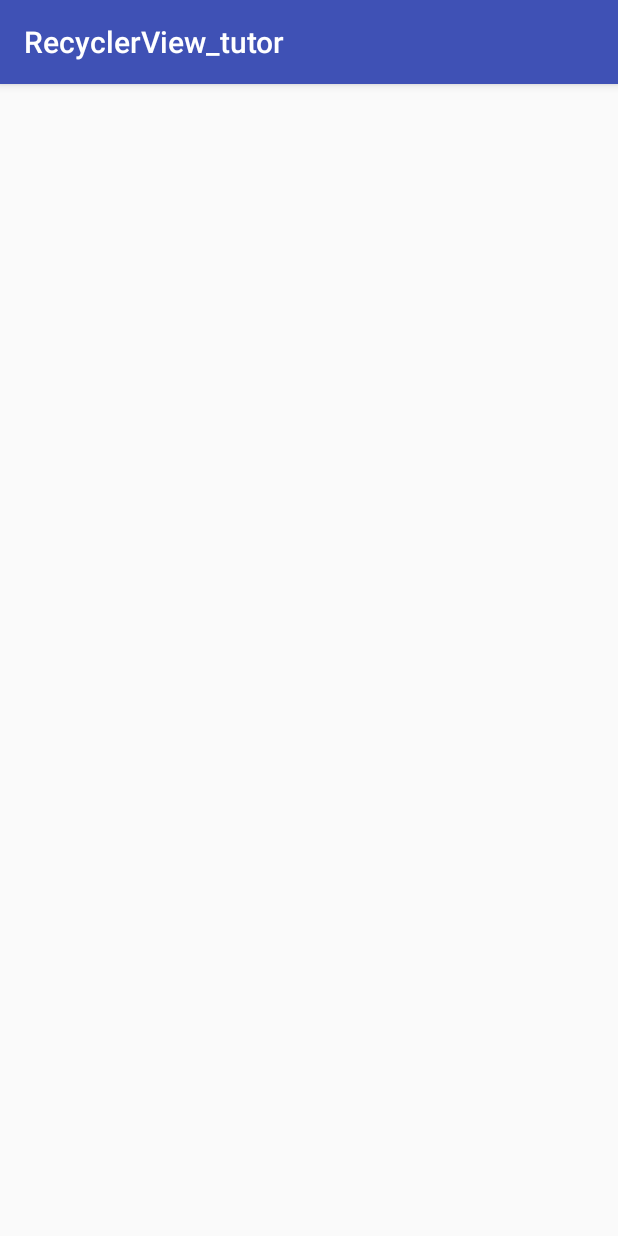
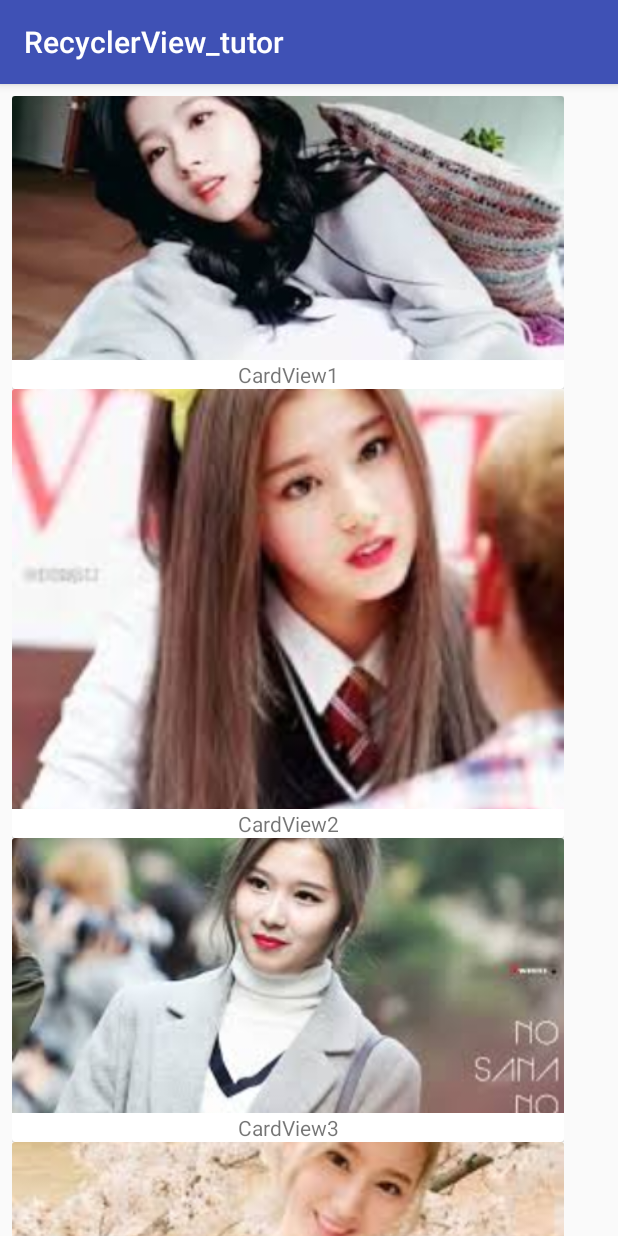
Before and after one commit to clucle/Android, an Android app: the screen it shows after launch (MainActivity), on a phone screen of 412 x 824 dp. Run offline under Robolectric (Android 15) with nearby library versions, the light colour scheme and no system bars.

Commit message:
feat: update Main activity, add resouce
사나가 recycler view로 나오니 사나없이 사나마나

```diff
--- a/RecyclerView_tutor/app/src/main/java/com/devandroid/clucle/recyclerview_tutor/MainActivity.java
+++ b/RecyclerView_tutor/app/src/main/java/com/devandroid/clucle/recyclerview_tutor/MainActivity.java
@@ -1,13 +1,123 @@
 package com.devandroid.clucle.recyclerview_tutor;
 
+import android.content.Context;
 import android.support.v7.app.AppCompatActivity;
 import android.os.Bundle;
+import android.support.v7.widget.LinearLayoutManager;
+import android.support.v7.widget.RecyclerView;
+import android.support.v7.widget.StaggeredGridLayoutManager;
+import android.view.LayoutInflater;
+import android.view.View;
+import android.view.ViewGroup;
+import android.view.animation.Animation;
+import android.view.animation.AnimationUtils;
+import android.widget.ImageView;
+import android.widget.TextView;
+
+import java.util.ArrayList;
 
 public class MainActivity extends AppCompatActivity {
 
-    @Override
+    Context mContext;
+
+    RecyclerView recyclerView;
+    RecyclerView.Adapter Adapter;
+    RecyclerView.LayoutManager layoutManager;
+
     protected void onCreate(Bundle savedInstanceState) {
         super.onCreate(savedInstanceState);
         setContentView(R.layout.activity_main);
+
+        mContext = getApplicationContext();
+
+        recyclerView = (RecyclerView) findViewById(R.id.recycler_view);
+        recyclerView.setHasFixedSize(true);
+
+
+        // Item 리스트에 아이템 객체 넣기
+        ArrayList<Item> items = new ArrayList<>();
+
+        items.add(new Item(R.drawable.a, "CardView1"));
+        items.add(new Item(R.drawable.b, "CardView2"));
+        items.add(new Item(R.drawable.c, "CardView3"));
+        items.add(new Item(R.drawable.d, "CardView4"));
+        items.add(new Item(R.drawable.e, "CardView5"));
+
+        // StaggeredGrid 레이아웃을 사용한다
+        //layoutManager = new StaggeredGridLayoutManager(2,StaggeredGridLayoutManager.VERTICAL);
+        layoutManager = new LinearLayoutManager(this);
+        //layoutManager = new GridLayoutManager(this,3);
+
+        // 지정된 레이아웃매니저를 RecyclerView에 Set 해주어야한다.
+        recyclerView.setLayoutManager(layoutManager);
+
+        Adapter = new MyAdapter(items,mContext);
+        recyclerView.setAdapter(Adapter);
+
     }
+    class MyAdapter extends RecyclerView.Adapter<MyAdapter.ViewHolder>
+    {
+        private Context context;
+        private ArrayList<Item> mItems;
+
+        // Allows to remember the last item shown on screen
+        private int lastPosition = -1;
+
+        public MyAdapter(ArrayList<Item> items, Context mContext)
+        {
+            mItems = items;
+            context = mContext;
+        }
+
+        // 필수로 Generate 되어야 하는 메소드 1 : 새로운 뷰 생성
+        @Override
+        public ViewHolder onCreateViewHolder(ViewGroup parent, int viewType) {
+
+            // 새로운 뷰를 만든다
+            View v = LayoutInflater.from(parent.getContext()).inflate(R.layout.item_cardview,parent,false);
+            ViewHolder holder = new ViewHolder(v);
+            return holder;
+        }
+
+        // 필수로 Generate 되어야 하는 메소드 2 : ListView의 getView 부분을 담당하는 메소드
+        @Override
+        public void onBindViewHolder(ViewHolder holder, int position) {
+
+            holder.imageView.setImageResource(mItems.get(position).getImage());
+            holder.textView.setText(mItems.get(position).getImagetitle());
+
+            setAnimation(holder.imageView, position);
+        }
+
+        // // 필수로 Generate 되어야 하는 메소드 3
+        @Override
+        public int getItemCount() {
+            return mItems.size();
+        }
+
+        public class ViewHolder  extends RecyclerView.ViewHolder {
+
+            public ImageView imageView;
+            public TextView textView;
+
+            public ViewHolder(View view) {
+                super(view);
+                imageView = (ImageView) view.findViewById(R.id.image);
+                textView = (TextView) view.findViewById(R.id.imagetitle);
+            }
+        }
+
+        private void setAnimation(View viewToAnimate, int position)
+        {
+            // 새로 보여지는 뷰라면 애니메이션을 해줍니다
+            if (position > lastPosition)
+            {
+                Animation animation = AnimationUtils.loadAnimation(context, android.R.anim.slide_in_left);
+                viewToAnimate.startAnimation(animation);
+                lastPosition = position;
+            }
+        }
+
+    }
+
 }
--- a/RecyclerView_tutor/app/src/main/res/layout/item_cardview.xml
+++ b/RecyclerView_tutor/app/src/main/res/layout/item_cardview.xml
@@ -6,21 +6,18 @@
     android:layout_width="fill_parent"
     android:layout_height="wrap_content">
     <android.support.v7.widget.CardView
-        android:layout_width="wrap_content"
-        android:layout_height="wrap_content"
-        app:cardcornerradius="0dp"
-        app:cardelevation="0dp"
-        app:cardusecompatpadding="true">
+        android:layout_width="fill_parent"
+        android:layout_height="wrap_content">
 
         <LinearLayout
-            android:layout_width="wrap_content"
+            android:layout_width="fill_parent"
             android:layout_height="wrap_content"
             android:orientation="vertical">
 
             <ImageView
-                android:layout_width="wrap_content"
-                android:scaletype="centerCrop"
+                android:layout_width="fill_parent"
                 android:layout_height="wrap_content"
+                android:scaleType="centerCrop"
                 android:id="@+id/image">
             </ImageView>
 
@@ -28,9 +25,7 @@
                 android:layout_width="match_parent"
                 android:layout_height="wrap_content"
                 android:id="@+id/imagetitle"
-                android:gravity="center"
-                android:textappearance="?android:attr/textAppearanceListItemSmall"
-                android:minheight="?android:attr/listPreferredItemHeightSmall">
+                android:gravity="center">
 
             </TextView>
         </LinearLayout>
```
Also changed, not shown: RecyclerView_tutor/app/src/main/res/drawable/a.jpg (added), RecyclerView_tutor/app/src/main/res/drawable/b.jpg (added), RecyclerView_tutor/app/src/main/res/drawable/c.jpg (added), RecyclerView_tutor/app/src/main/res/drawable/d.jpg (added), RecyclerView_tutor/app/src/main/res/drawable/e.jpg (added).
